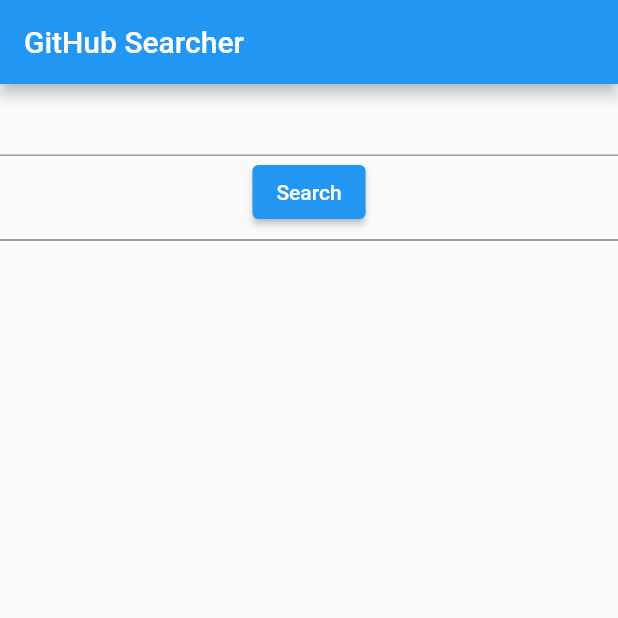
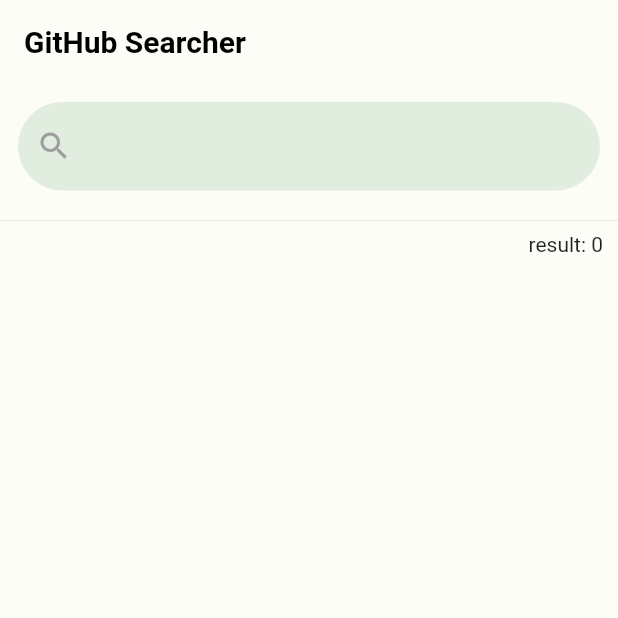
Before and after one commit to mqkotoo/code-check, a Flutter app: the screen it shows after launch, on a phone screen of 412 x 824 dp, the top half of it. Run offline on Flutter 3.47's test engine with Material 2 defaults, Android fonts, the phone set to English and light mode, and no system bars; our stand-ins replace flutter_riverpod, freezed_annotation.

```diff
--- a/lib/main.dart
+++ b/lib/main.dart
@@ -1,6 +1,6 @@
 import 'package:flutter/material.dart';
 import 'package:flutter_riverpod/flutter_riverpod.dart';
-import 'main_page.dart';
+import 'view/main_page.dart';
 
 void main() {
   runApp(ProviderScope(child: const MyApp()));
--- a/lib/main_page.dart
+++ /dev/null
@@ -1,117 +0,0 @@
-import 'package:flutter/material.dart';
-import 'package:flutter_riverpod/flutter_riverpod.dart';
-
-import 'main_page_vm.dart';
-
-
-class MainPage extends ConsumerStatefulWidget {
-  const MainPage({Key? key}) : super(key: key);
-
-  @override
-  ConsumerState<MainPage> createState() => _MainPageState();
-}
-
-class _MainPageState extends ConsumerState<MainPage> {
-
-  MainPageVM _vm = MainPageVM();
-
-  //検索内容保持するため
-  final TextEditingController _searchTextController = TextEditingController();
-
-  @override
-  void initState() {
-    super.initState();
-    _vm.setRef(ref);
-  }
-
-  @override
-  Widget build(BuildContext context) {
-
-    //リポジトリのデータ取得
-    final data = _vm.repositoryDataWithFamily(_vm.repositoryData);
-
-    bool hasRepositoryData;
-
-    return Scaffold(
-      appBar: AppBar(
-        title: Text("GitHub Searcher"),
-      ),
-      body: Center(
-        child: Column(
-          mainAxisAlignment: MainAxisAlignment.center,
-          children: [
-            TextField(
-              controller: _searchTextController,
-            ),
-            ElevatedButton(onPressed: () =>  _vm.onRepositoryDataChanged(_searchTextController.text),
-              child: Text('Search'),
-            ),
-            // Text("検索結果数" + data.value!.total_count.toString()),
-            Divider(thickness: 0.5,color: Colors.black),
-
-            (() {
-              if (data.value != null && data.value!.total_count != 0) {
-                return Padding(
-                  padding: const EdgeInsets.only(right: 10),
-                  child: Align(
-                    alignment: AlignmentDirectional.centerEnd,
-                    child: Text(
-                        "result: ${data.value!.total_count}"),
-                  ),
-                );
-              } if(data.value != null && data.value!.total_count == 0 ){
-                return const SizedBox.shrink();
-              }
-              else {
-                return const SizedBox.shrink();
-              }
-            })(),
-
-            Expanded(
-              child: data.when(
-                data: (data) => ListView.separated(
-                  itemCount: data.items.length,
-                  itemBuilder: (context, index) => Padding(
-                    padding: EdgeInsets.symmetric(vertical: 3,horizontal: 10),
-                    child: Column(
-                      crossAxisAlignment: CrossAxisAlignment.start,
-                      children: [
-                        Padding(
-                          padding: EdgeInsets.only(bottom:7),
-                          child: Text(
-                            data.items[index].full_name,
-                            style: TextStyle(fontSize: 16,fontWeight: FontWeight.bold),
-                          ),
-                        ),
-                        Padding(
-                          padding: EdgeInsets.only(bottom : 5.0),
-                          child: Text(
-                            data.items[index].description ?? "No description",
-                            style: TextStyle(color: Colors.black87),
-                          ),
-                        ),
-                        Row(
-                          children: [
-                            Text("🌐"),
-                            Text(data.items[index].language ?? "なし"),
-                            SizedBox(width: 10),
-                            Text("⭐️${data.items[index].stargazers_count}"),
-                          ],
-                        )
-                      ],
-                    ),
-                  ), separatorBuilder: (context,index) => Divider(color: Colors.black),
-                ),
-                error: (error,stack) => Text(error.toString()),
-                loading: () => AspectRatio(
-                  aspectRatio:1,
-                  child: const CircularProgressIndicator(),
-                ),
-              ),
-            )
-          ],
-        ),
-      ), // This trailing comma makes auto-formatting nicer for build methods.
-    );
-  }
-}
--- a/lib/main_page_vm.dart
+++ b/lib/main_page_vm.dart
@@ -2,16 +2,31 @@ import 'package:flutter_riverpod/flutter_riverpod.dart';
 import 'data/repository_data.dart';
 import 'main_logic.dart';
 
-
 final _logicProvider = Provider<Logic>((ref) => Logic());
 final _repositoryDataProvider = StateProvider<String>((ref) => "");
 
+//遷移先で表示するデータ用のプロバイダー
+StateProvider<RepositoryDataItems> _navigationIndexProvider =
+    StateProvider<RepositoryDataItems>(
+  (ref) => const RepositoryDataItems(
+    full_name: "",
+    description: "",
+    avatar_url: "",
+    stargazers_count: 0,
+    watchers_count: 0,
+    language: "",
+    forks_count: 0,
+    open_issues_count: 0,
+  ),
+);
+
 AutoDisposeFutureProviderFamily<RepositoryData, String> _apiFamilyProvider =
-FutureProvider.autoDispose.family<RepositoryData,String>((ref,repositoryData) async {
+    FutureProvider.autoDispose
+        .family<RepositoryData, String>((ref, repositoryData) async {
+  Logic logic = ref.watch(_logicProvider);
 
-  Logic logic  = ref.watch(_logicProvider);
-
-  if(!logic.willProceed(repositoryData)) {
+  //リポジトリのデータがない状態の時は、空のものとしてデータを返す
+  if (!logic.willProceed(repositoryData)) {
     return RepositoryData.empty;
   }
 
@@ -19,18 +34,31 @@ FutureProvider.autoDispose.family<RepositoryData,String>((ref,repositoryData) as
 });
 
 class MainPageVM {
-
   late final WidgetRef _ref;
   String get repositoryData => _ref.watch(_repositoryDataProvider);
 
   AsyncValue<RepositoryData> repositoryDataWithFamily(String repositoryData) =>
       _ref.watch(_apiFamilyProvider(repositoryData));
 
+  RepositoryDataItems get tappedRepository =>
+      _ref.watch(_navigationIndexProvider);
+
   void setRef(WidgetRef ref) {
     _ref = ref;
   }
 
+  //入力したテキストをプロバイダーに渡す
   void onRepositoryDataChanged(String repositoryData) {
-    _ref.read(_repositoryDataProvider.notifier).update((state) => repositoryData);
+    _ref
+        .read(_repositoryDataProvider.notifier)
+        .update((state) => repositoryData);
   }
+
+  // onTapで選択されたindexのデータを返す
+  void onListTapped(RepositoryDataItems repositoryData) {
+    _ref
+        .read(_navigationIndexProvider.notifier)
+        .update((state) => repositoryData);
+  }
+
 }
--- /dev/null
+++ b/lib/view/main_page.dart
@@ -0,0 +1,161 @@
+import 'package:flutter/material.dart';
+import 'package:flutter_riverpod/flutter_riverpod.dart';
+
+import '../main_page_vm.dart';
+import 'next_page.dart';
+
+
+class MainPage extends ConsumerStatefulWidget {
+  const MainPage({Key? key}) : super(key: key);
+
+  @override
+  ConsumerState<MainPage> createState() => _MainPageState();
+}
+
+class _MainPageState extends ConsumerState<MainPage> {
+
+  MainPageVM _vm = MainPageVM();
+
+  //検索内容保持するため
+  final TextEditingController _searchTextController = TextEditingController();
+
+  @override
+  void initState() {
+    super.initState();
+    _vm.setRef(ref);
+  }
+
+  @override
+  Widget build(BuildContext context) {
+
+    //リポジトリのデータ取得
+    final data = _vm.repositoryDataWithFamily(_vm.repositoryData);
+
+    return Scaffold(
+      // extendBodyBehindAppBar: true,
+      backgroundColor: Color(0xffFCFDF6),
+      appBar: AppBar(
+        elevation: 0,
+        backgroundColor: Color(0xffFCFDF6),
+        title: Text(
+            "GitHub Searcher",
+          style: TextStyle(color: Colors.black,fontWeight: FontWeight.bold),
+        ),
+      ),
+      body: Center(
+        child: Column(
+          mainAxisAlignment: MainAxisAlignment.center,
+          children: [
+            Padding(
+              padding: const EdgeInsets.all(12.0),
+              child: TextFormField(
+                decoration: InputDecoration(
+                  prefixIcon: Icon(Icons.search,color: Colors.grey,),
+                  fillColor: Color(0xffe1eedf),
+                  filled: true,
+                  enabledBorder: OutlineInputBorder(
+                      borderRadius: BorderRadius.circular(30),
+                      borderSide: BorderSide(
+                        color: Colors.transparent,
+                      )
+                  ),
+                  focusedBorder: OutlineInputBorder(
+                      borderRadius: BorderRadius.circular(30),
+                      borderSide: BorderSide(
+                        color: Colors.black87,
+                      )
+                  ),
+                ),
+                //入力キーボードのdone→searchに変更
+                textInputAction: TextInputAction.search,
+                //search押したらデータ取得
+                onFieldSubmitted: (text) => _vm.onRepositoryDataChanged(text),
+              ),
+            ),
+            // Text("検索結果数" + data.value!.total_count.toString()),
+            Divider(thickness: 0.5,color: Colors.black12),
+
+            (() {
+              if (data.value != null && data.value!.total_count != 0) {
+                return Padding(
+                  padding: const EdgeInsets.only(right: 10),
+                  child: Align(
+                    alignment: AlignmentDirectional.centerEnd,
+                    child: Text(
+                        "result: ${data.value!.total_count}"),
+                  ),
+                );
+              } if(data.value != null && data.value!.total_count == 0 ){
+                return Padding(
+                  padding: const EdgeInsets.only(right: 10),
+                  child: Align(
+                    alignment: AlignmentDirectional.centerEnd,
+                    child: Text(
+                        "result: 0"),
+                  ),
+                );
+              }
+              else {
+                return const SizedBox.shrink();
+              }
+            })(),
+
+            Expanded(
+              child: data.when(
+                data: (data) => ListView.separated(
+                  itemCount: data.items.length,
+                  itemBuilder: (context, index) => Padding(
+                    padding: EdgeInsets.symmetric(vertical: 3,horizontal: 10),
+                    child: GestureDetector(
+                      onTap: () {
+                        _vm.onListTapped(data.items[index]);
+                        Navigator.of(context).push(
+                          MaterialPageRoute(
+                            builder: (context) {
+                              return DetailPage();
+                            },
+                          ),
+                        );
+                      },
+                      child: Column(
+                        crossAxisAlignment: CrossAxisAlignment.start,
+                        children: [
+                          Padding(
+                            padding: EdgeInsets.only(bottom:7),
+                            child: Text(
+                              data.items[index].full_name,
+                              style: TextStyle(fontSize: 16,fontWeight: FontWeight.bold),
+                            ),
+                          ),
+                          Padding(
+                            padding: EdgeInsets.only(bottom : 5.0),
+                            child: Text(
+                              data.items[index].description ?? "No description",
+                              style: TextStyle(color: Colors.black87),
+                              overflow: TextOverflow.ellipsis,
+                              maxLines: 3,
+                            ),
+                          ),
+                          Row(
+                            children: [
+                              Text("⭐️${data.items[index].stargazers_count}"),
+                              SizedBox(width: 10),
+                              Text("🌐"),
+                              Text(data.items[index].language ?? "なし"),
+                            ],
+                          )
+                        ],
+                      ),
+                    ),
+                  ), separatorBuilder: (context,index) => Divider(color: Colors.black),
+                ),
+                error: (error,stack) => Text(error.toString()),
+                loading: () => const CircularProgressIndicator(),
+              ),
+            )
+          ],
+        ),
+      ), // This trailing comma makes auto-formatting nicer for build methods.
+    );
+  }
+}
```
Also changed, not shown: lib/view/next_page.dart (added, +32 -0 lines).
